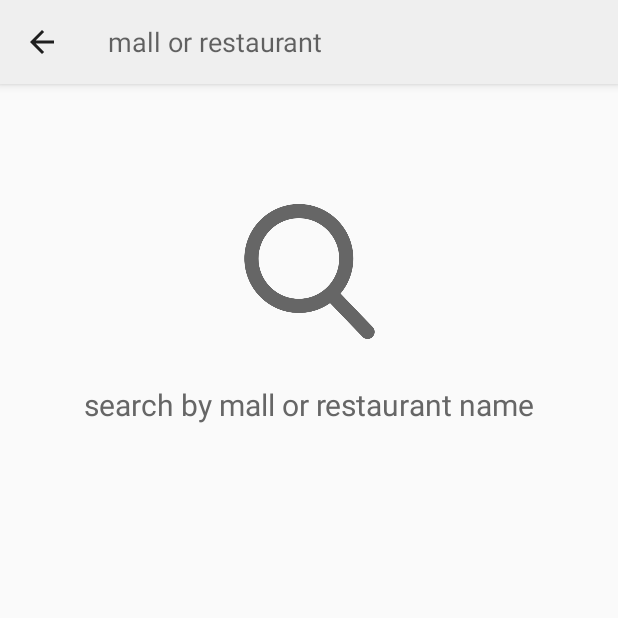
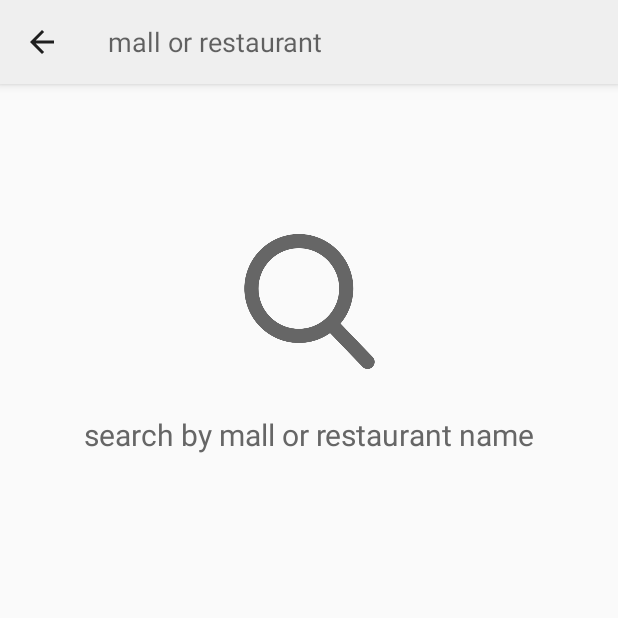
Before and after one commit to shawnlsj97/PayWhere, an Android app: the SearchActivity screen opened directly, with no data from a screen before it, on a phone screen of 412 x 824 dp, the top half of it. Run offline under Robolectric (Android 15) with nearby library versions, the phone set to English and light mode, and no system bars.

Commit message:
Realignment of certain views

```diff
--- a/Android App/app/src/main/java/com/marshmallow/paywhere/MainActivity.java
+++ b/Android App/app/src/main/java/com/marshmallow/paywhere/MainActivity.java
@@ -19,6 +19,7 @@ public class MainActivity extends AppCompatActivity {
         searchView.setOnSearchClickListener(new View.OnClickListener() {
             @Override
             public void onClick(View v) {
+                searchView.clearFocus();
                 Intent searchActivity = new Intent(getApplicationContext(), SearchActivity.class);
                 startActivity(searchActivity);
                 finish();
--- a/Android App/app/src/main/res/layout/activity_main.xml
+++ b/Android App/app/src/main/res/layout/activity_main.xml
@@ -32,7 +32,7 @@
         android:layout_width="350dp"
         android:layout_height="50dp"
         android:layout_marginStart="8dp"
-        android:layout_marginTop="8dp"
+        android:layout_marginTop="16dp"
         android:layout_marginEnd="8dp"
         android:background="@color/colorAccent"
         android:elevation="4dp"
--- a/Android App/app/src/main/res/layout/activity_search.xml
+++ b/Android App/app/src/main/res/layout/activity_search.xml
@@ -51,8 +51,9 @@
         android:layout_width="90dp"
         android:layout_height="90dp"
         android:layout_marginStart="8dp"
-        android:layout_marginTop="80dp"
+        android:layout_marginTop="100dp"
         android:layout_marginEnd="8dp"
+        android:layout_gravity="center"
         android:tint="@color/textColor"
         app:layout_constraintEnd_toEndOf="parent"
         app:layout_constraintStart_toStartOf="parent"
```
